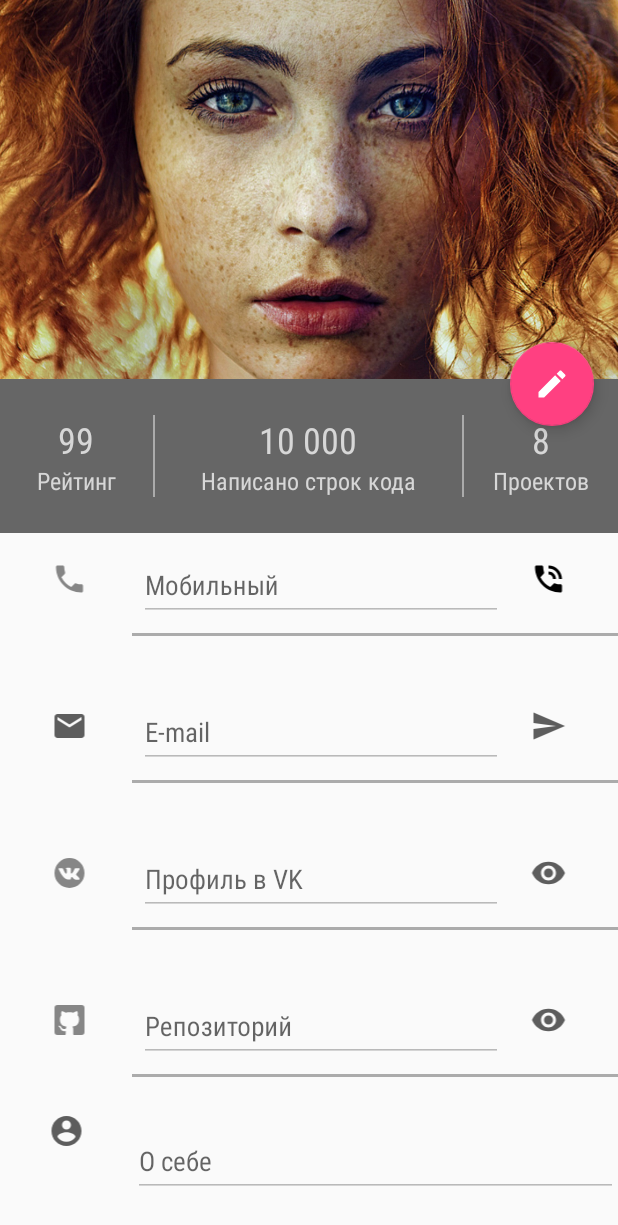
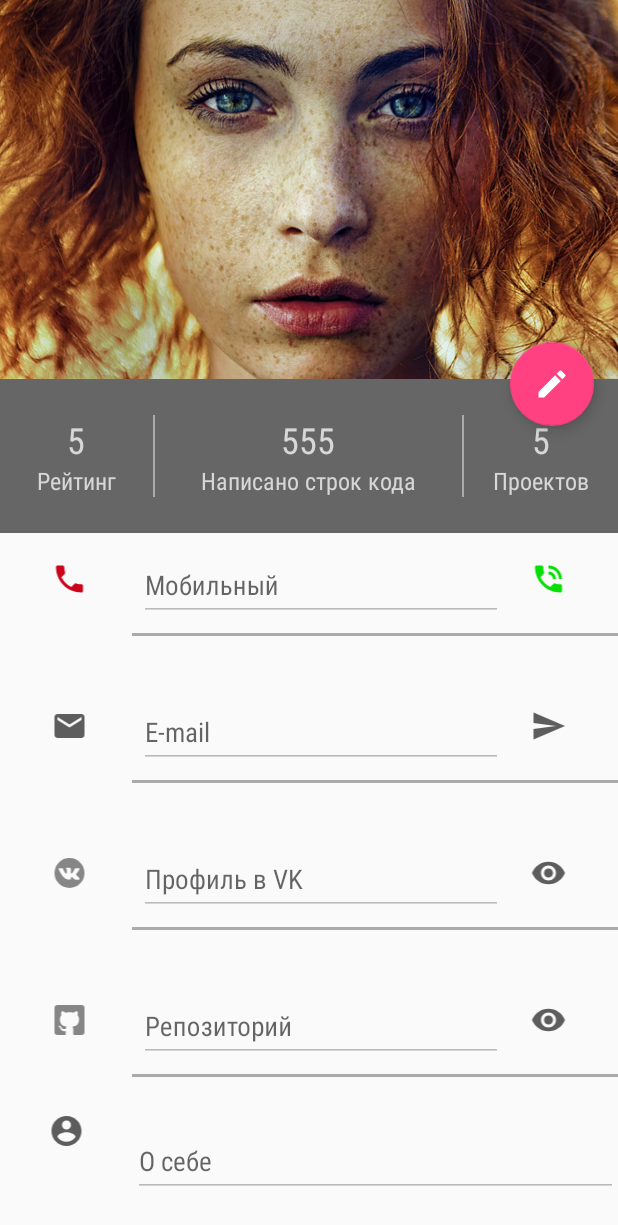
Before and after one commit to HoldemGK/DevIntensive, an Android app: the layout activity_main.xml on its own in the app's theme, with its tools: preview values and no code run, on a phone screen of 412 x 824 dp. Shown: the top 1225 px of the screen. Run offline under Robolectric (Android 15) with nearby library versions, the phone set to English and light mode, and no system bars; plain views replace MaskedEditText.

Commit message:
Коменты

```diff
--- a/app/src/main/java/com/softdesign/devintensive/data/managers/DataManager.java
+++ b/app/src/main/java/com/softdesign/devintensive/data/managers/DataManager.java
@@ -3,7 +3,7 @@ package com.softdesign.devintensive.data.managers;
 import com.softdesign.devintensive.utils.ConstantManager;
 
 /**
- * Created by smalew on 26.06.16.
+ * Created by HoldemGK on 28.06.16.
  */
 public class DataManager {
     private static final String TAG = ConstantManager.PREFIX_TAG + "DataManager";
--- a/app/src/main/java/com/softdesign/devintensive/data/managers/PreferencesManager.java
+++ b/app/src/main/java/com/softdesign/devintensive/data/managers/PreferencesManager.java
@@ -10,7 +10,7 @@ import java.util.ArrayList;
 import java.util.List;
 
 /**
- * Created by smalew on 26.06.16.
+ * Created by HoldemGK on 28.06.16.
  */
 public class PreferencesManager {
     private static final String TAG = ConstantManager.PREFIX_TAG + "PreferenceManager";
--- a/app/src/main/java/com/softdesign/devintensive/ui/activities/BaseActivity.java
+++ b/app/src/main/java/com/softdesign/devintensive/ui/activities/BaseActivity.java
@@ -11,7 +11,7 @@ import com.softdesign.devintensive.R;
 import com.softdesign.devintensive.utils.ConstantManager;
 
 /**
- * Created by smalew on 26.06.16.
+ * Created by HoldeGK on 26.06.16.
  */
 public class BaseActivity extends AppCompatActivity {
     public static String TAG = ConstantManager.PREFIX_TAG + "BaseActivity";
--- a/app/src/main/java/com/softdesign/devintensive/ui/activities/MainActivity.java
+++ b/app/src/main/java/com/softdesign/devintensive/ui/activities/MainActivity.java
@@ -37,7 +37,7 @@ import android.widget.RelativeLayout;
 
 import com.softdesign.devintensive.R;
 import com.softdesign.devintensive.data.managers.DataManager;
-import com.softdesign.devintensive.utils.CheckInputInformation;
+import com.softdesign.devintensive.utils.CheckFormatString;
 import com.softdesign.devintensive.utils.ConstantManager;
 import com.squareup.picasso.Picasso;
 import com.vicmikhailau.maskededittext.MaskedEditText;
@@ -369,7 +369,7 @@ public class MainActivity extends BaseActivity implements View.OnClickListener {
         mUserAction.add(mToRepo);
 
         for (int i = 0; i < mUserAction.size(); i++) {
-            mUserInfo.get(i).addTextChangedListener(new CheckInputInformation(getBaseContext(),
+            mUserInfo.get(i).addTextChangedListener(new CheckFormatString(getBaseContext(),
                     mUserInfo.get(i),
                     mUserAction.get(i),
                     mUserInfoLayouts.get(i)));
--- a/app/src/main/java/com/softdesign/devintensive/ui/views/CircleImageView.java
+++ b/app/src/main/java/com/softdesign/devintensive/ui/views/CircleImageView.java
@@ -23,7 +23,7 @@ import com.softdesign.devintensive.utils.ConstantManager;
 import com.softdesign.devintensive.utils.RoundedAvatarDrawable;
 
 /**
- * Кастомная ImageView, которая позволяет сделать круглое фото для аватара
+ * ImageView, которая позволяет сделать круглое фото для аватара
  * Вкладываем друг в друга setters для получение единого результата при
  * загрузке разных данных.
  */
--- a/app/src/main/java/com/softdesign/devintensive/ui/views/behaviors/InfoPanelBehavior.java
+++ b/app/src/main/java/com/softdesign/devintensive/ui/views/behaviors/InfoPanelBehavior.java
@@ -55,8 +55,8 @@ public class InfoPanelBehavior extends CoordinatorLayout.Behavior<LinearLayout>
             mTopMarginMax = mNestedScrollParam.topMargin;
         }
 
-        //Вычисление в % перелистывание ScrollView
-        // и пропорциональное изменение отступов.
+        /*Вычисление в % перелистывание ScrollView
+        и пропорциональное изменение отступов*/
         float check = mMaxScroll - child.getY();
         if (check < mScrollSize && check > 0) {
             mProcScroll = (100 * (mMaxScroll - child.getY())) / mScrollSize;
--- a/app/src/main/java/com/softdesign/devintensive/utils/RoundedAvatarDrawable.java
+++ b/app/src/main/java/com/softdesign/devintensive/utils/RoundedAvatarDrawable.java
@@ -11,9 +11,6 @@ import android.graphics.RectF;
 import android.graphics.Shader;
 import android.graphics.drawable.Drawable;
 
-/**
- * Вспомогательный класс для скругления фото.
- */
 public class RoundedAvatarDrawable extends Drawable {
     private final Bitmap mBitmap;
     private final Paint mPaint;
@@ -30,7 +27,6 @@ public class RoundedAvatarDrawable extends Drawable {
         final BitmapShader shader = new BitmapShader(bitmap, Shader.TileMode.CLAMP, Shader.TileMode.CLAMP);
         mPaint.setShader(shader);
 
-        // NOTE: we assume bitmap is properly scaled to current density
         mBitmapWidth = mBitmap.getWidth();
         mBitmapHeight = mBitmap.getHeight();
     }
--- a/app/src/main/res/drawable/ic_phone_black_24dp.xml
+++ b/app/src/main/res/drawable/ic_phone_black_24dp.xml
@@ -4,6 +4,6 @@
         android:viewportWidth="24.0"
         android:viewportHeight="24.0">
     <path
-        android:fillColor="#868686"
+        android:fillColor="#cc031a"
         android:pathData="M6.62,10.79c1.44,2.83 3.76,5.14 6.59,6.59l2.2,-2.2c0.27,-0.27 0.67,-0.36 1.02,-0.24 1.12,0.37 2.33,0.57 3.57,0.57 0.55,0 1,0.45 1,1V20c0,0.55 -0.45,1 -1,1 -9.39,0 -17,-7.61 -17,-17 0,-0.55 0.45,-1 1,-1h3.5c0.55,0 1,0.45 1,1 0,1.25 0.2,2.45 0.57,3.57 0.11,0.35 0.03,0.74 -0.25,1.02l-2.2,2.2z"/>
 </vector>
--- a/app/src/main/res/drawable/ic_phone_in_talk_black_24dp.xml
+++ b/app/src/main/res/drawable/ic_phone_in_talk_black_24dp.xml
@@ -4,6 +4,6 @@
         android:viewportWidth="24.0"
         android:viewportHeight="24.0">
     <path
-        android:fillColor="#FF000000"
+        android:fillColor="#07de03"
         android:pathData="M20,15.5c-1.25,0 -2.45,-0.2 -3.57,-0.57 -0.35,-0.11 -0.74,-0.03 -1.02,0.24l-2.2,2.2c-2.83,-1.44 -5.15,-3.75 -6.59,-6.59l2.2,-2.21c0.28,-0.26 0.36,-0.65 0.25,-1C8.7,6.45 8.5,5.25 8.5,4c0,-0.55 -0.45,-1 -1,-1L4,3c-0.55,0 -1,0.45 -1,1 0,9.39 7.61,17 17,17 0.55,0 1,-0.45 1,-1v-3.5c0,-0.55 -0.45,-1 -1,-1zM19,12h2c0,-4.97 -4.03,-9 -9,-9v2c3.87,0 7,3.13 7,7zM15,12h2c0,-2.76 -2.24,-5 -5,-5v2c1.66,0 3,1.34 3,3z"/>
 </vector>
--- a/app/src/main/res/layout/activity_main.xml
+++ b/app/src/main/res/layout/activity_main.xml
@@ -113,7 +113,7 @@
                 android:layout_weight="0.25">
                 <TextView
                     style="@style/profile.num"
-                    android:text="99"/>
+                    android:text="5"/>
                 <TextView
                     style="@style/profile.txt"
                     android:text="Рейтинг"/>
@@ -127,7 +127,7 @@
                 android:layout_weight="0.5">
                 <TextView
                     style="@style/profile.num"
-                    android:text="10 000"/>
+                    android:text="555"/>
                 <TextView
                     style="@style/profile.txt"
                     android:text="Написано строк кода"/>
@@ -141,7 +141,7 @@
                 android:layout_weight="0.25">
                 <TextView
                     style="@style/profile.num"
-                    android:text="8"/>
+                    android:text="5"/>
                 <TextView
                     style="@style/profile.txt"
                     android:text="Проектов"/>
```
Also changed, not shown: app/src/main/java/com/softdesign/devintensive/utils/CheckFormatString.java (renamed from app/src/main/java/com/softdesign/devintensive/utils/CheckInputInformation.java, +4 -6 lines), app/src/main/res/values/strings.xml (+14 -14 lines), app/src/main/res/values/styles.xml (+0 -15 lines).
